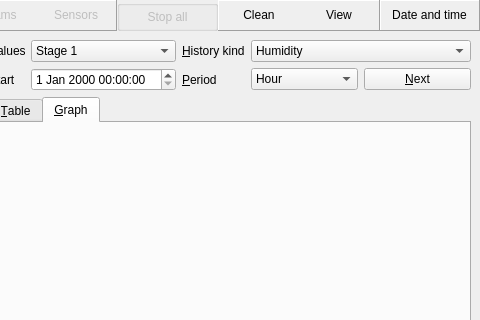
Above: gui/mainwindow.ui from Shmuma/grain-watering before the change; both pictures show x 385 to 865 and y 0 to 320 of the 865 by 640 pixel window. Below: the same form after it.
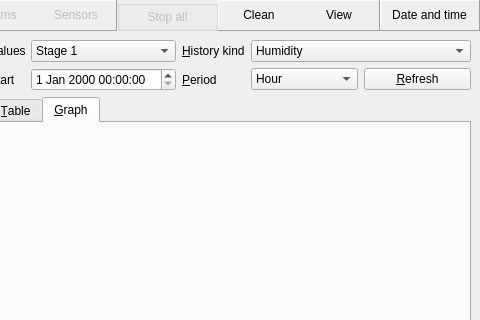
That is the form after the change. The open tabs and pages were chosen to show the change. Custom widgets are drawn as their Qt base class.

The edit to the form file:
```diff
--- a/gui/mainwindow.ui
+++ b/gui/mainwindow.ui
@@ -1486,7 +1486,7 @@
              <item row="1" column="4" >
               <widget class="QPushButton" name="pushButton" >
                <property name="text" >
-                <string>&amp;Next</string>
+                <string>&amp;Refresh</string>
                </property>
               </widget>
              </item>
```
Left out of the diff: 29 changed lines with no effect on the pictures.
